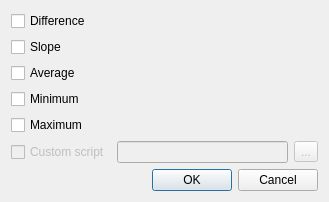
First picture: the form in src/dialogs/markerinfodialog.ui, repository ModbusScope/ModbusScope, before the edit.
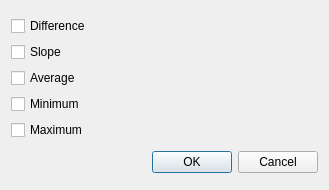
Second picture: the form after the edit.

Commit message: Remove custom script code

```diff
--- a/src/dialogs/markerinfodialog.ui
+++ b/src/dialogs/markerinfodialog.ui
@@ -7,7 +7,7 @@
     <x>0</x>
     <y>0</y>
     <width>329</width>
-    <height>186</height>
+    <height>190</height>
    </rect>
   </property>
   <property name="windowTitle">
@@ -51,37 +51,6 @@
        </property>
       </widget>
      </item>
-     <item>
-      <layout class="QHBoxLayout" name="horizontalLayout">
-       <item>
-        <widget class="QCheckBox" name="checkCustom">
-         <property name="enabled">
-          <bool>false</bool>
-         </property>
-         <property name="text">
-          <string>Custom script</string>
-         </property>
-        </widget>
-       </item>
-       <item>
-        <widget class="QLineEdit" name="lineCustom">
-         <property name="enabled">
-          <bool>false</bool>
-         </property>
-        </widget>
-       </item>
-       <item>
-        <widget class="QToolButton" name="btnCustom">
-         <property name="enabled">
-          <bool>false</bool>
-         </property>
-         <property name="text">
-          <string>...</string>
-         </property>
-        </widget>
-       </item>
-      </layout>
-     </item>
     </layout>
    </item>
    <item>
```
The commit also changes 5 other files.
